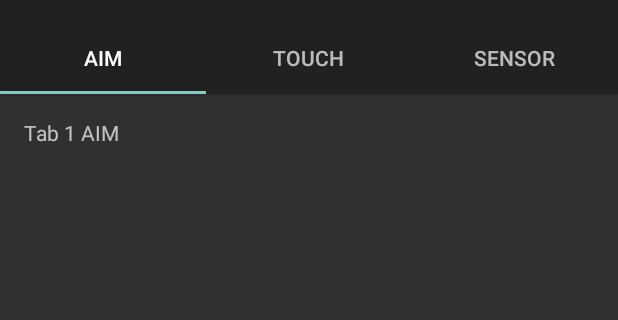
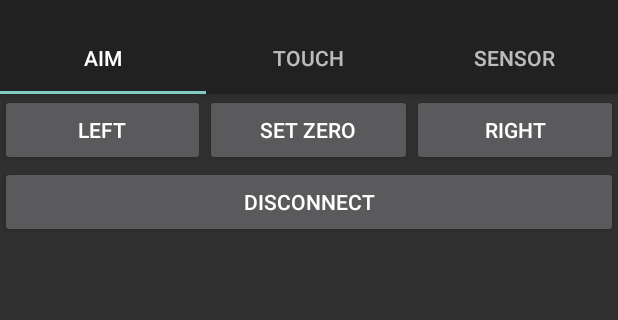
Before and after one commit to mghilardelli/SPHERO, an Android app: the screen it shows after launch (MainActivity), on a phone screen of 412 x 824 dp, the part 74-394 px from its top. Run offline under Robolectric (Android 15) with nearby library versions, the phone set to English and light mode, and no system bars; libraries missing offline, so code that uses them is left out: ch.fhnw.edu; 7 statements that could not run were skipped.

Commit message:
added aim and some refactoring

```diff
--- a/app/src/main/java/ch/fhnw/edu/emoba/sphero/MainActivity.java
+++ b/app/src/main/java/ch/fhnw/edu/emoba/sphero/MainActivity.java
@@ -1,8 +1,6 @@
 package ch.fhnw.edu.emoba.sphero;
 
 import android.support.design.widget.TabLayout;
-import android.support.design.widget.FloatingActionButton;
-import android.support.design.widget.Snackbar;
 import android.support.v7.app.AppCompatActivity;
 import android.support.v7.widget.Toolbar;
 
@@ -11,69 +9,47 @@ import android.support.v4.app.FragmentManager;
 import android.support.v4.app.FragmentPagerAdapter;
 import android.support.v4.view.ViewPager;
 import android.os.Bundle;
-import android.view.LayoutInflater;
 import android.view.Menu;
 import android.view.MenuItem;
-import android.view.View;
-import android.view.ViewGroup;
-
-import android.widget.TextView;
 
 public class MainActivity extends AppCompatActivity {
 
-    /**
-     * The {@link android.support.v4.view.PagerAdapter} that will provide
-     * fragments for each of the sections. We use a
-     * {@link FragmentPagerAdapter} derivative, which will keep every
-     * loaded fragment in memory. If this becomes too memory intensive, it
-     * may be best to switch to a
-     * {@link android.support.v4.app.FragmentStatePagerAdapter}.
-     */
-    private SectionsPagerAdapter mSectionsPagerAdapter;
+    private SectionsPagerAdapter sectionsPagerAdapter;
 
-    /**
-     * The {@link ViewPager} that will host the section contents.
-     */
-    private ViewPager mViewPager;
+    private ViewPager viewPager;
 
     @Override
     protected void onCreate(Bundle savedInstanceState) {
         super.onCreate(savedInstanceState);
         setContentView(R.layout.activity_main);
 
-        Toolbar toolbar = (Toolbar) findViewById(R.id.toolbar);
+        Toolbar toolbar = findViewById(R.id.toolbar);
         setSupportActionBar(toolbar);
-        // Create the adapter that will return a fragment for each of the three
-        // primary sections of the activity.
-        mSectionsPagerAdapter = new SectionsPagerAdapter(getSupportFragmentManager());
 
-        // Set up the ViewPager with the sections adapter.
-        mViewPager = (ViewPager) findViewById(R.id.container);
-        mViewPager.setAdapter(mSectionsPagerAdapter);
+        sectionsPagerAdapter = new SectionsPagerAdapter(getSupportFragmentManager());
 
-        TabLayout tabLayout = (TabLayout) findViewById(R.id.tabs);
+        viewPager = findViewById(R.id.container);
+        viewPager.setAdapter(sectionsPagerAdapter);
 
-        mViewPager.addOnPageChangeListener(new TabLayout.TabLayoutOnPageChangeListener(tabLayout));
-        tabLayout.addOnTabSelectedListener(new TabLayout.ViewPagerOnTabSelectedListener(mViewPager));
+        TabLayout tabLayout = findViewById(R.id.tabs);
+
+        viewPager.addOnPageChangeListener(new TabLayout.TabLayoutOnPageChangeListener(tabLayout));
+        tabLayout.addOnTabSelectedListener(new TabLayout.ViewPagerOnTabSelectedListener(viewPager));
 
     }
 
 
     @Override
     public boolean onCreateOptionsMenu(Menu menu) {
-        // Inflate the menu; this adds items to the action bar if it is present.
         getMenuInflater().inflate(R.menu.menu_main, menu);
         return true;
     }
 
     @Override
     public boolean onOptionsItemSelected(MenuItem item) {
-        // Handle action bar item clicks here. The action bar will
-        // automatically handle clicks on the Home/Up button, so long
-        // as you specify a parent activity in AndroidManifest.xml.
+
         int id = item.getItemId();
 
-        //noinspection SimplifiableIfStatement
         if (id == R.id.action_settings) {
             return true;
         }
@@ -81,10 +57,6 @@ public class MainActivity extends AppCompatActivity {
         return super.onOptionsItemSelected(item);
     }
 
-    /**
-     * A {@link FragmentPagerAdapter} that returns a fragment corresponding to
-     * one of the sections/tabs/pages.
-     */
     public class SectionsPagerAdapter extends FragmentPagerAdapter {
 
         public SectionsPagerAdapter(FragmentManager fm) {
@@ -111,7 +83,6 @@ public class MainActivity extends AppCompatActivity {
 
         @Override
         public int getCount() {
-            // Show 3 total pages.
             return 3;
         }
 
--- a/app/src/main/java/ch/fhnw/edu/emoba/sphero/PairingActivity.java
+++ b/app/src/main/java/ch/fhnw/edu/emoba/sphero/PairingActivity.java
@@ -34,10 +34,10 @@ public class PairingActivity extends AppCompatActivity implements SpheroRobotDis
             spheroRobotProxy = SpheroRobotFactory.createRobot(true);
             launchMainActivity();
         } else {
-            BluetoothAdapter mBluetoothAdapter = BluetoothAdapter.getDefaultAdapter();
+            BluetoothAdapter bluetoothAdapter = BluetoothAdapter.getDefaultAdapter();
 
-            if (mBluetoothAdapter == null || !mBluetoothAdapter.isEnabled()) {
-                textView.setText(R.string.bluetooth_required);
+            if (bluetoothAdapter == null || !bluetoothAdapter.isEnabled()) {
+                textView.setText(R.string.bluetooth_msg);
                 return;
             }
 
--- a/app/src/main/java/ch/fhnw/edu/emoba/sphero/TabAim.java
+++ b/app/src/main/java/ch/fhnw/edu/emoba/sphero/TabAim.java
@@ -7,6 +7,9 @@ import android.view.View;
 import android.view.ViewGroup;
 import android.widget.TextView;
 
+import ch.fhnw.edu.emoba.spherolib.SpheroRobotFactory;
+import ch.fhnw.edu.emoba.spherolib.SpheroRobotProxy;
+
 /**
  * Created by marcoghilardelli on 21.03.18.
  */
@@ -14,7 +17,7 @@ import android.widget.TextView;
 public class TabAim extends Fragment {
 
 
-   // SpheroRobotProxy spheroRobotProxy = SpheroRobotFactory.getActualRobotProxy();
+    SpheroRobotProxy spheroRobotProxy = SpheroRobotFactory.getActualRobotProxy();
 
     public TabAim() {
     }
@@ -29,7 +32,7 @@ public class TabAim extends Fragment {
     @Override
     public void setUserVisibleHint(boolean isVisibleToUser) {
         super.setUserVisibleHint(isVisibleToUser);
-/*
+
         if (spheroRobotProxy == null) return;
 
         if (isVisibleToUser) {
@@ -39,5 +42,5 @@ public class TabAim extends Fragment {
             spheroRobotProxy.setBackLedBrightness(0);
             spheroRobotProxy.drive(0, 0);
         }
- */   }
+    }
 }
--- a/app/src/main/res/layout/fragment_tab_aim.xml
+++ b/app/src/main/res/layout/fragment_tab_aim.xml
@@ -6,18 +6,51 @@
     android:layout_height="match_parent"
     tools:context="ch.fhnw.edu.emoba.sphero.MainActivity$PlaceholderFragment">
 
-    <TextView
-        android:id="@+id/section_label"
-        android:layout_width="wrap_content"
+    <LinearLayout
+        android:layout_width="match_parent"
         android:layout_height="wrap_content"
-        android:layout_marginBottom="@dimen/activity_vertical_margin"
-        android:layout_marginEnd="@dimen/activity_horizontal_margin"
-        android:layout_marginStart="@dimen/activity_horizontal_margin"
-        android:layout_marginTop="@dimen/activity_vertical_margin"
-        app:layout_constraintLeft_toLeftOf="parent"
-        app:layout_constraintTop_toTopOf="@+id/constraintLayout"
-        tools:layout_constraintLeft_creator="1"
-        tools:layout_constraintTop_creator="1"
-        android:text="Tab 1 AIM"/>
+        android:orientation="vertical">
+        <LinearLayout
+            android:layout_width="match_parent"
+            android:layout_height="match_parent">
+            <Button
+                android:id="@+id/btn_left"
+                android:layout_width="wrap_content"
+                android:layout_height="wrap_content"
+                android:layout_weight="1"
+                android:onClick="goLeft"
+                android:text="Left" />
+
+            <Button
+                android:id="@+id/btn_zero"
+                android:layout_width="wrap_content"
+                android:layout_height="wrap_content"
+                android:layout_weight="1"
+                android:onClick="setZero"
+                android:text="Set Zero" />
+
+            <Button
+                android:id="@+id/btn_right"
+                android:layout_width="wrap_content"
+                android:layout_height="wrap_content"
+                android:layout_weight="1"
+                android:onClick="goRight"
+                android:text="Right" />
+        </LinearLayout>
+
+        <LinearLayout
+            android:layout_width="match_parent"
+            android:layout_height="wrap_content">
+            <Button
+                android:id="@+id/btn_disconnect"
+                android:layout_width="fill_parent"
+                android:layout_height="wrap_content"
+                android:layout_weight="1"
+                android:onClick="disconnect"
+                android:text="Disconnect" />
+        </LinearLayout>
+
+
+    </LinearLayout>
 
 </android.support.constraint.ConstraintLayout>
--- a/app/src/main/res/values/strings.xml
+++ b/app/src/main/res/values/strings.xml
@@ -7,5 +7,5 @@
     <string name="action_settings">Settings</string>
     <string name="section_format">Hello World from section: %1$d</string>
     <string name="title_activity_main">MainActivity</string>
-    <string name="bluetooth_required">Bluetooth required</string>
+    <string name="bluetooth_msg">Bluetooth is required</string>
 </resources>
```
